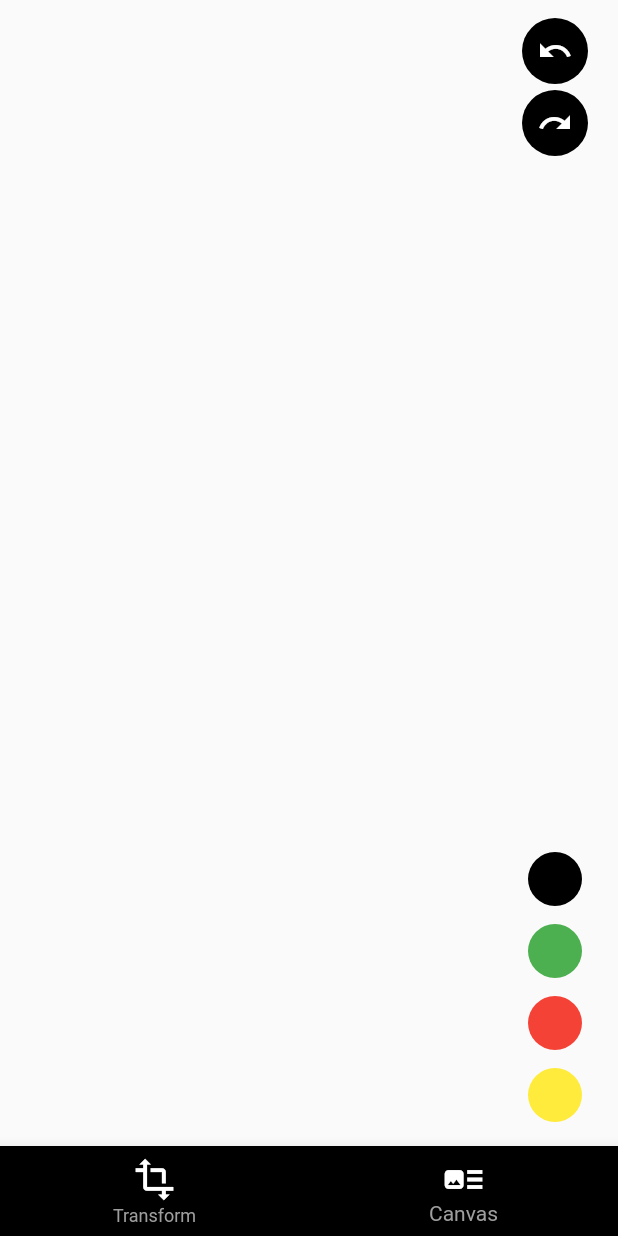
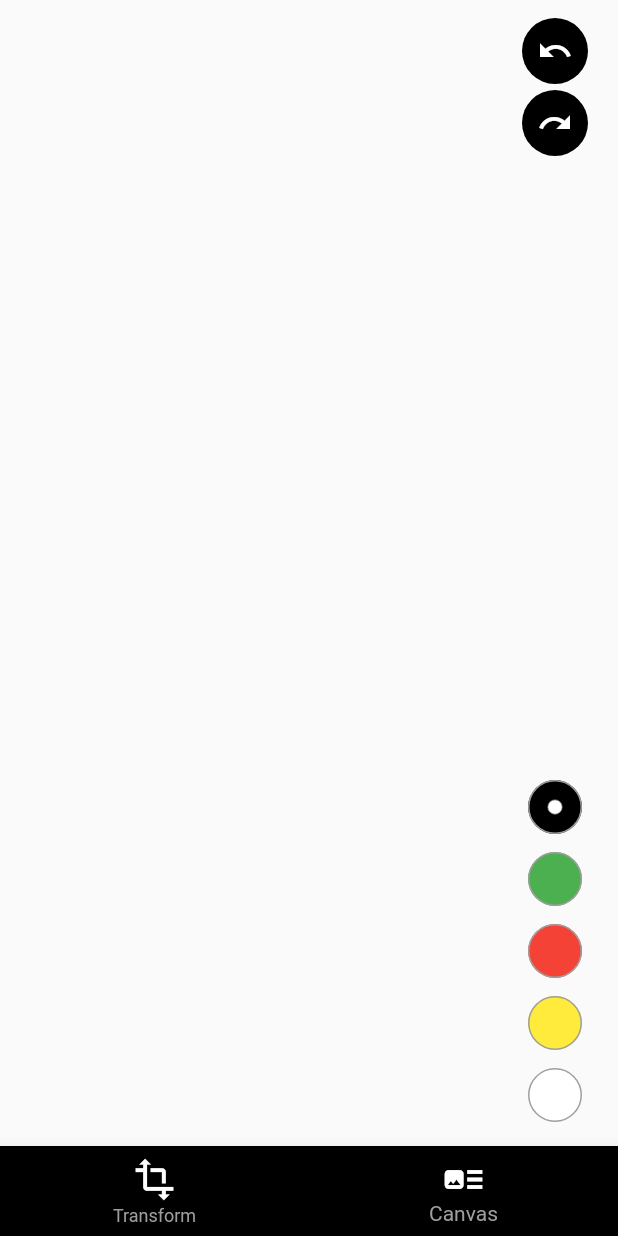
Before and after one commit to bryancalisto/flutter_experiments, a Flutter app: the screen it shows after launch, item 2 of the bottom bar chosen, on a phone screen of 412 x 824 dp. Run offline on Flutter 3.47's test engine with Material 2 defaults, Android fonts, the phone set to English and light mode, and no system bars.

Commit message:
New: Added mechanism to focus selected color in drawing board

```diff
--- a/graphics/lib/drawing_board/drawing_page.dart
+++ b/graphics/lib/drawing_board/drawing_page.dart
@@ -60,6 +60,7 @@ class _DrawingPageState extends State<DrawingPage> {
             child: Column(
               mainAxisSize: MainAxisSize.max,
               mainAxisAlignment: MainAxisAlignment.spaceBetween,
+              crossAxisAlignment: CrossAxisAlignment.center,
               children: [
                 Column(
                   children: [
@@ -77,10 +78,31 @@ class _DrawingPageState extends State<DrawingPage> {
                 ),
                 Column(
                   children: [
-                    SelectColorButton(onPressed: () => setState(() => color = Colors.black), color: Colors.black),
-                    SelectColorButton(onPressed: () => setState(() => color = Colors.green), color: Colors.green),
-                    SelectColorButton(onPressed: () => setState(() => color = Colors.red), color: Colors.red),
-                    SelectColorButton(onPressed: () => setState(() => color = Colors.yellow), color: Colors.yellow),
+                    SelectColorButton(
+                      onPressed: () => setState(() => color = Colors.black),
+                      color: Colors.black,
+                      isSelected: color == Colors.black,
+                    ),
+                    SelectColorButton(
+                      onPressed: () => setState(() => color = Colors.green),
+                      color: Colors.green,
+                      isSelected: color == Colors.green,
+                    ),
+                    SelectColorButton(
+                      onPressed: () => setState(() => color = Colors.red),
+                      color: Colors.red,
+                      isSelected: color == Colors.red,
+                    ),
+                    SelectColorButton(
+                      onPressed: () => setState(() => color = Colors.yellow),
+                      color: Colors.yellow,
+                      isSelected: color == Colors.yellow,
+                    ),
+                    SelectColorButton(
+                      onPressed: () => setState(() => color = Colors.white),
+                      color: Colors.white,
+                      isSelected: color == Colors.white,
+                    ),
                   ],
                 ),
               ],
@@ -123,16 +145,33 @@ class _DrawingPageState extends State<DrawingPage> {
 class SelectColorButton extends StatelessWidget {
   final VoidCallback onPressed;
   final Color color;
+  final bool isSelected;
 
-  const SelectColorButton({Key? key, required this.onPressed, required this.color}) : super(key: key);
+  const SelectColorButton({
+    Key? key,
+    required this.onPressed,
+    required this.color,
+    required this.isSelected,
+  }) : super(key: key);
 
   @override
   Widget build(BuildContext context) {
     return TextButton(
       onPressed: onPressed,
-      child: const SizedBox(),
+      child: isSelected
+          ? Container(
+              width: 10,
+              height: 10,
+              decoration: BoxDecoration(
+                shape: BoxShape.circle,
+                color: Colors.white,
+                border: Border.all(color: Colors.grey, width: 0.5),
+              ),
+            )
+          : Container(),
       style: TextButton.styleFrom(
         shape: const CircleBorder(),
+        side: const BorderSide(color: Colors.grey),
         backgroundColor: color,
         padding: const EdgeInsets.all(10),
       ),
```
